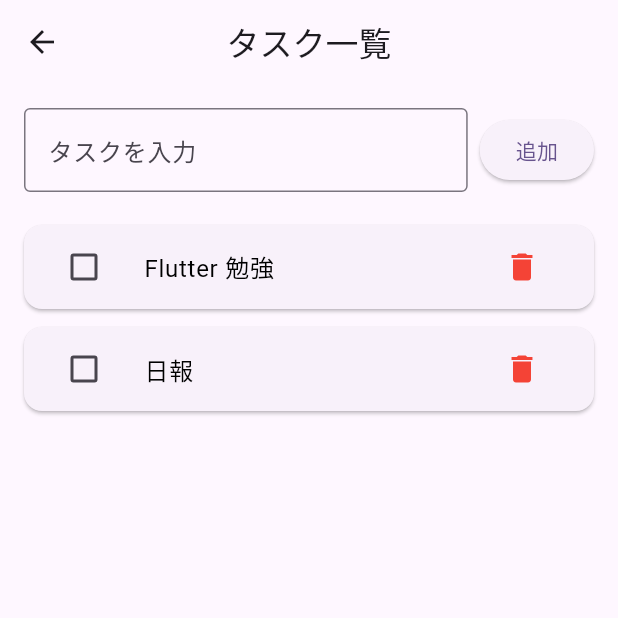
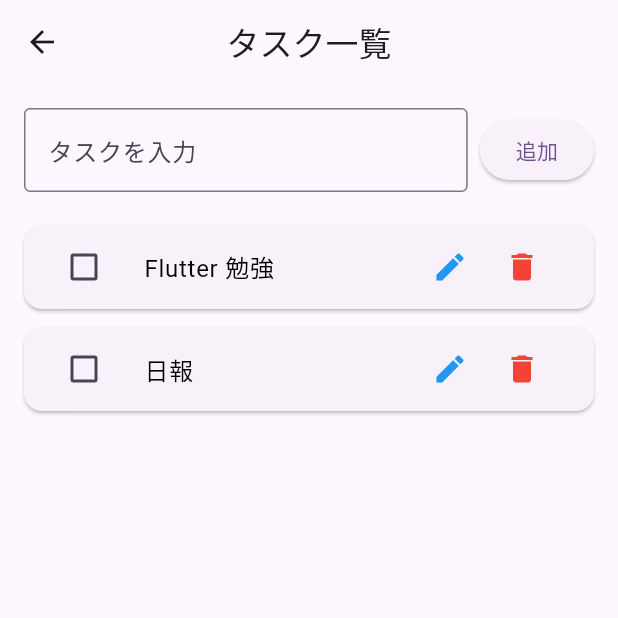
Before and after one commit to kameyama-y/todo-app-flutter, a Flutter app: the TaskListPage screen opened directly, after a tap on the "delete" icon, on a phone screen of 412 x 824 dp, the top half of it. Run offline on Flutter 3.47's test engine with Material 3 defaults, Android fonts, the phone set to English and light mode, and no system bars; our stand-ins replace flutter_riverpod.

Commit message:
riverpod（状態管理）追加

```diff
--- a/lib/Page/TaskListPage.dart
+++ b/lib/Page/Task/TaskListPage.dart
@@ -1,49 +1,27 @@
 import 'package:flutter/material.dart';
+import 'package:flutter_riverpod/flutter_riverpod.dart';
+import '../../Widget/edit_task_button.dart';
+import 'task_provider.dart';
 
-// タスクのデータモデル
-class Task {
-  String title;
-  bool isDone;
-
-  Task(this.title, {this.isDone = false});
-}
-
-class TaskListPage extends StatefulWidget {
+class TaskListPage extends ConsumerStatefulWidget {
   const TaskListPage({super.key});
 
   @override
-  State<TaskListPage> createState() => _TaskListPageState();
+  ConsumerState<TaskListPage> createState() => _TaskListPageState();
 }
 
-class _TaskListPageState extends State<TaskListPage> {
-  // タスクリスト（タイトルと完了状態を持つ）
-  final List<Task> taskList = [Task("朝会"), Task("Flutter 勉強"), Task("日報")];
-
+class _TaskListPageState extends ConsumerState<TaskListPage> {
   // 新規タスク追加用
   final TextEditingController _controller = TextEditingController();
 
   void _addTask() {
-    if (_controller.text.trim().isEmpty) return;
-    setState(() {
-      taskList.add(Task(_controller.text.trim()));
-      _controller.clear();
-    });
-  }
-
-  void _removeTask(int index) {
-    setState(() {
-      taskList.removeAt(index);
-    });
-  }
-
-  void _toggleTask(int index, bool? value) {
-    setState(() {
-      taskList[index].isDone = value ?? false;
-    });
+    ref.read(taskProvider.notifier).addTask(_controller.text.trim());
   }
 
   @override
   Widget build(BuildContext context) {
+    final taskList = ref.watch(taskProvider);
+
     return Scaffold(
       appBar: AppBar(title: const Text("タスク一覧"), centerTitle: true),
       body: Column(
@@ -82,7 +60,9 @@ class _TaskListPageState extends State<TaskListPage> {
                   child: ListTile(
                     leading: Checkbox(
                       value: task.isDone,
-                      onChanged: (value) => _toggleTask(index, value),
+                      onChanged: (value) => ref
+                          .read(taskProvider.notifier)
+                          .toggleTask(index, value),
                     ),
                     title: Text(
                       task.title,
@@ -93,9 +73,16 @@ class _TaskListPageState extends State<TaskListPage> {
                         color: task.isDone ? Colors.grey : Colors.black,
                       ),
                     ),
-                    trailing: IconButton(
-                      icon: const Icon(Icons.delete, color: Colors.red),
-                      onPressed: () => _removeTask(index),
+                    trailing: Row(
+                      mainAxisSize: MainAxisSize.min,
+                      children: [
+                        EditTaskButton(index: index, currentTitle: task.title),
+                        IconButton(
+                          icon: const Icon(Icons.delete, color: Colors.red),
+                          onPressed: () =>
+                              ref.read(taskProvider.notifier).removeTask(index),
+                        ),
+                      ],
                     ),
                   ),
                 );
--- /dev/null
+++ b/lib/Page/Task/task_provider.dart
@@ -0,0 +1,47 @@
+import 'package:flutter_riverpod/flutter_riverpod.dart';
+
+// タスクのデータモデル
+// タスクのデータモデル
+class Task {
+  String title;
+  bool isDone;
+
+  Task(this.title, {this.isDone = false});
+}
+
+// タスクを管理する StateNotifier
+class TaskNotifier extends StateNotifier<List<Task>> {
+  TaskNotifier() : super([Task("朝会"), Task("Flutter 勉強"), Task("日報")]);
+
+  //追加
+  void addTask(String title) {
+    if (title.trim().isEmpty) return;
+    state = [...state, Task(title)];
+  }
+
+  //削除
+  void removeTask(int index) {
+    final newList = [...state]..removeAt(index);
+    state = newList;
+  }
+
+  //チェックボックス
+  void toggleTask(int index, bool? value) {
+    final newList = [...state];
+    newList[index].isDone = value ?? false;
+    state = newList;
+  }
+
+  //編集
+  void editTask(int index, String newTitle) {
+    if (newTitle.trim().isEmpty) return;
+    final newList = [...state];
+    newList[index].title = newTitle.trim();
+    state = newList;
+  }
+}
+
+// Provider
+final taskProvider = StateNotifierProvider<TaskNotifier, List<Task>>((ref) {
+  return TaskNotifier();
+});
--- a/lib/Page/login_page.dart
+++ b/lib/Page/login_page.dart
@@ -1,6 +1,6 @@
 import 'package:flutter/material.dart';
 import '../Page/signup_page.dart';
-import '../Page/TaskListPage.dart';
+import 'Task/TaskListPage.dart';
 import '../Widget/InputField.dart';
 
 class LoginPage extends StatelessWidget {
--- /dev/null
+++ b/lib/Widget/edit_task_button.dart
@@ -0,0 +1,46 @@
+import 'package:flutter/material.dart';
+import 'package:flutter_riverpod/flutter_riverpod.dart';
+import '../Page/Task/task_provider.dart';
+
+class EditTaskButton extends ConsumerWidget {
+  final int index;
+  final String currentTitle;
+
+  const EditTaskButton({
+    super.key,
+    required this.index,
+    required this.currentTitle,
+  });
+
+  @override
+  Widget build(BuildContext context, WidgetRef ref) {
+    return IconButton(
+      icon: const Icon(Icons.edit, color: Colors.blue),
+      onPressed: () async {
+        final newTitle = await showDialog<String>(
+          context: context,
+          builder: (context) {
+            final controller = TextEditingController(text: currentTitle);
+            return AlertDialog(
+              title: const Text("タスクを編集"),
+              content: TextField(controller: controller),
+              actions: [
+                TextButton(
+                  onPressed: () => Navigator.pop(context),
+                  child: const Text("キャンセル"),
+                ),
+                ElevatedButton(
+                  onPressed: () => Navigator.pop(context, controller.text),
+                  child: const Text("保存"),
+                ),
+              ],
+            );
+          },
+        );
+        if (newTitle != null) {
+          ref.read(taskProvider.notifier).editTask(index, newTitle);
+        }
+      },
+    );
+  }
+}
--- a/lib/main.dart
+++ b/lib/main.dart
@@ -1,8 +1,9 @@
 import 'package:flutter/material.dart';
 import 'Page/login_page.dart';
+import 'package:flutter_riverpod/flutter_riverpod.dart';
 
 void main() {
-  runApp(const MyApp());
+  runApp(const ProviderScope(child: MyApp()));
 }
 
 class MyApp extends StatelessWidget {
```
Also changed, not shown: pubspec.yaml (+1 -64 lines), pubspec.lock.
